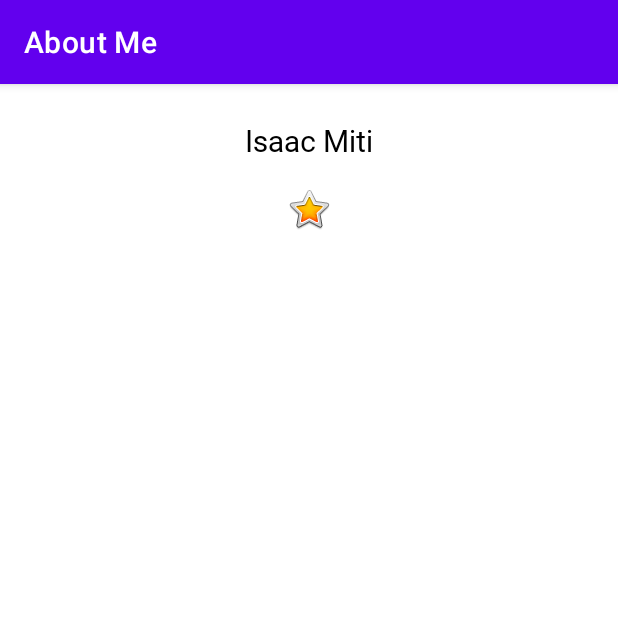
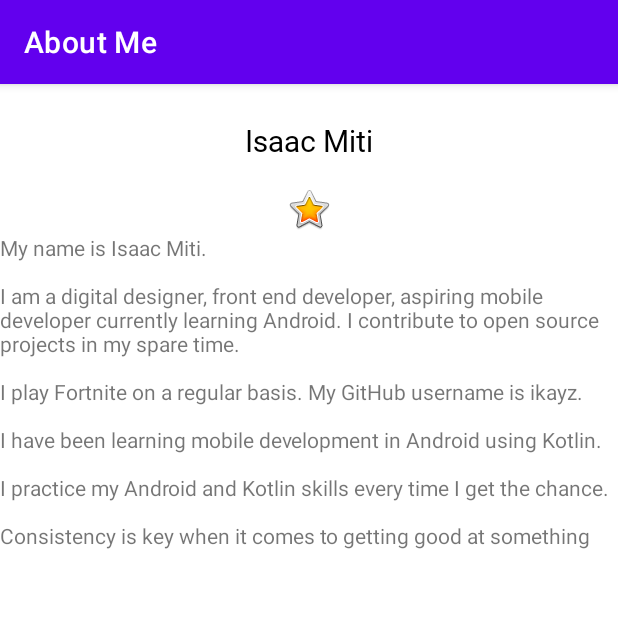
Before and after one commit to ikayz/about-me, an Android app: the screen it shows after launch (MainActivity), on a phone screen of 412 x 824 dp, the top half of it. Run offline under Robolectric (Android 15) with nearby library versions, the phone set to English and light mode, and no system bars.

Commit message:
Add bio text

```diff
--- a/app/src/main/res/layout/activity_main.xml
+++ b/app/src/main/res/layout/activity_main.xml
@@ -28,6 +28,11 @@
         android:layout_width="match_parent"
         android:layout_height="match_parent">
 
+        <TextView
+            android:id="@+id/bio_text"
+            android:layout_width="match_parent"
+            android:layout_height="wrap_content"
+            android:text="@string/bio" />
     </ScrollView>
 
 </LinearLayout>
--- a/app/src/main/res/values/strings.xml
+++ b/app/src/main/res/values/strings.xml
@@ -2,4 +2,11 @@
     <string name="app_name">About Me</string>
     <string name="name">Isaac Miti</string>
     <string name="yellow_star">Yellow star</string>
+    <string name="bio">My name is Isaac Miti.
+        \n\n\I am a digital designer, front end developer, aspiring mobile developer currently learning Android.
+        I contribute to open source projects in my spare time.
+        \n\nI play Fortnite on a regular basis. My GitHub username is ikayz.
+        \n\n\I have been learning mobile development in Android using Kotlin.
+        \n\n\I practice my Android and Kotlin skills every time I get the chance.
+        \n\nConsistency is key when it comes to getting good at something</string>
 </resources>
```
